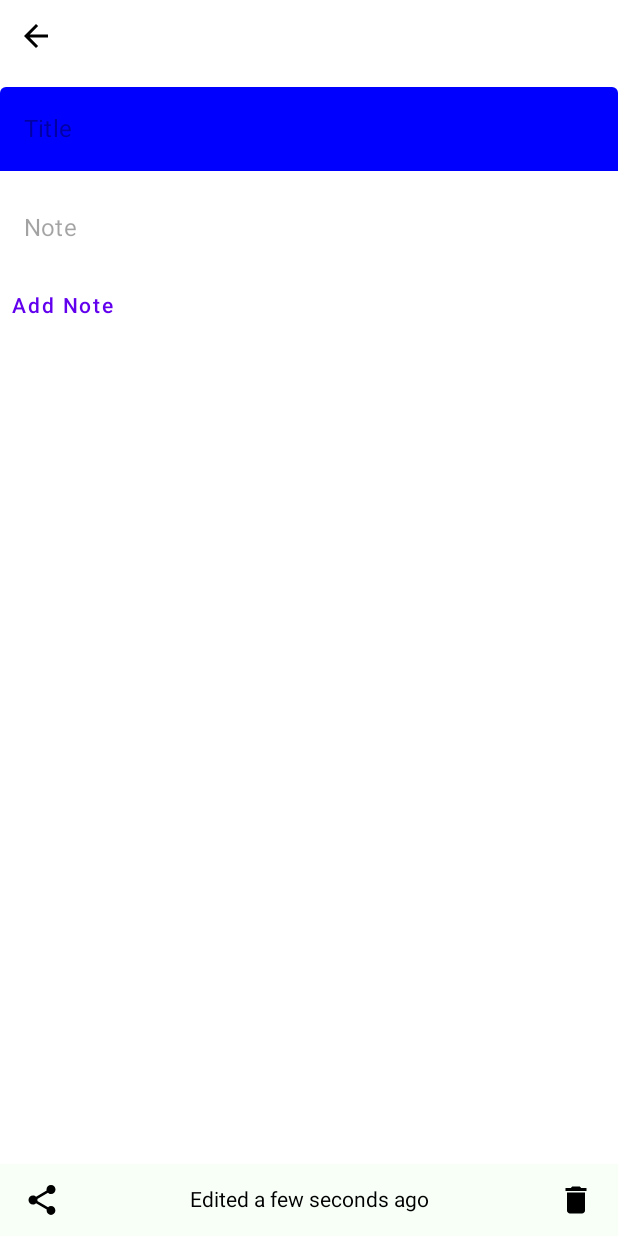
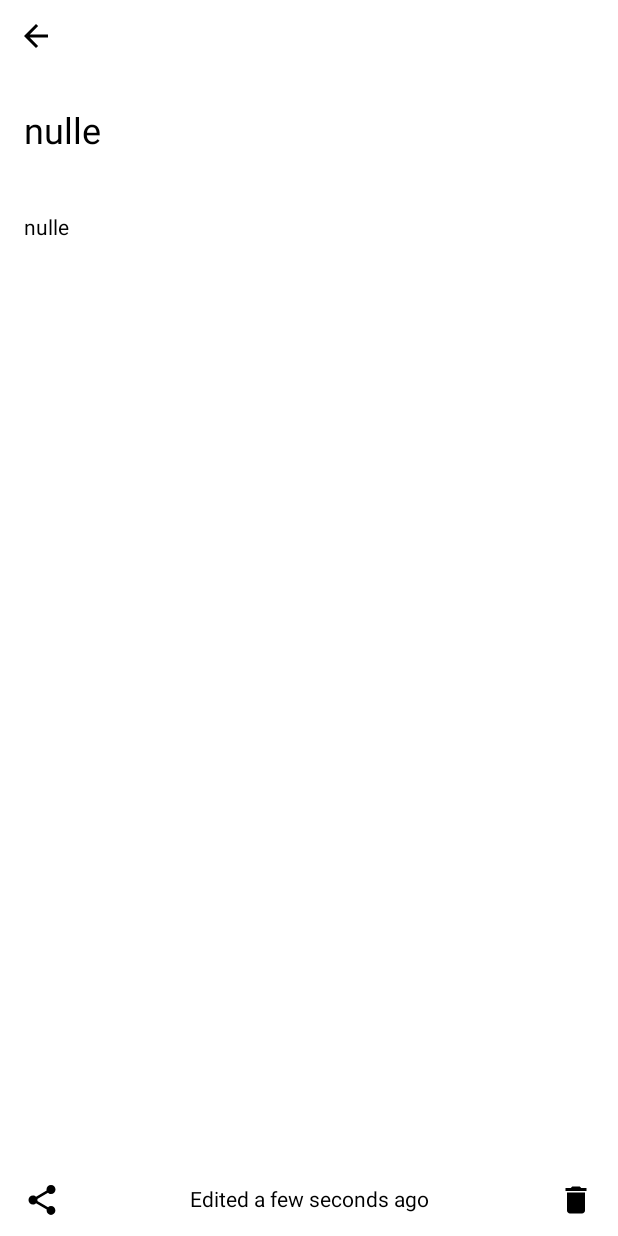
Before and after one commit to zhvk/kolor-notes, an Android app built with Jetpack Compose: the note_screen screen opened through its navigation route, on a phone screen of 412 x 824 dp. Run offline under Robolectric (Android 15) with nearby library versions, the phone set to English and light mode, and no system bars; our stand-ins replace Dagger/Hilt's generated code, Room's generated code.

Commit message:
database update; creating, deleting, editing notes now working;

```diff
--- a/app/build.gradle
+++ b/app/build.gradle
@@ -79,6 +79,7 @@ dependencies {
     androidTestImplementation 'androidx.test.espresso:espresso-core:3.5.1'
     // ViewModel
     implementation "androidx.lifecycle:lifecycle-viewmodel-compose:2.5.1"
+    implementation "androidx.lifecycle:lifecycle-viewmodel-ktx:2.5.1"
     // Hilt
     implementation "com.google.dagger:hilt-android:$hilt_version"
     kapt("com.google.dagger:hilt-android-compiler:$hilt_version")
--- a/app/src/main/java/com/zhvk/kolornotes/data/network/NoteDao.kt
+++ b/app/src/main/java/com/zhvk/kolornotes/data/network/NoteDao.kt
@@ -9,7 +9,7 @@ import kotlinx.coroutines.flow.Flow
 interface NoteDao {
 
     @Query("SELECT * FROM $NOTES_TABLE WHERE id=:id")
-    fun findNoteById(id: Int): Flow<Note>
+    fun findNoteById(id: Long): Flow<Note>
 
     @Query("SELECT * FROM $NOTES_TABLE")
     fun getAllNotes(): Flow<List<Note>>
@@ -25,7 +25,7 @@ interface NoteDao {
 //    fun findByName(first: String, last: String): Note
 
     @Insert(onConflict = OnConflictStrategy.REPLACE)
-    fun insertNote(note: Note)
+    fun insertNote(note: Note) : Long
 
     @Update
     fun updateNote(note: Note)
--- a/app/src/main/java/com/zhvk/kolornotes/data/network/NoteDatabase.kt
+++ b/app/src/main/java/com/zhvk/kolornotes/data/network/NoteDatabase.kt
@@ -4,7 +4,7 @@ import androidx.room.Database
 import androidx.room.RoomDatabase
 import com.zhvk.kolornotes.domain.model.Note
 
-@Database(entities = [Note::class], version = 1, exportSchema = false)
+@Database(entities = [Note::class], version = 2, exportSchema = false)
 abstract class NoteDatabase : RoomDatabase() {
 
     abstract fun noteDao(): NoteDao
--- a/app/src/main/java/com/zhvk/kolornotes/data/repository/NoteRepository.kt
+++ b/app/src/main/java/com/zhvk/kolornotes/data/repository/NoteRepository.kt
@@ -8,9 +8,9 @@ class NoteRepository(
 ) {
     fun getAllNotesFromRoom() = noteDao.getAllNotes()
 
-    fun getNoteFromRoom(id: Int) = noteDao.findNoteById(id)
+    fun getNoteFromRoom(id: Long) = noteDao.findNoteById(id)
 
-    fun addNoteToRoom(note: Note) = noteDao.insertNote(note)
+    fun addNoteToRoom(note: Note) : Long = noteDao.insertNote(note)
 
     fun updateNoteInRoom(note: Note) = noteDao.updateNote(note)
 
--- a/app/src/main/java/com/zhvk/kolornotes/di/AppModule.kt
+++ b/app/src/main/java/com/zhvk/kolornotes/di/AppModule.kt
@@ -25,7 +25,7 @@ class AppModule {
         context,
         NoteDatabase::class.java,
         NOTES_DB
-    ).build()
+    ).fallbackToDestructiveMigration().build()
 
     /*@Provides
     fun provideNotesDatabase2(@ApplicationContext context : Context): NoteDatabase {
--- a/app/src/main/java/com/zhvk/kolornotes/domain/model/Note.kt
+++ b/app/src/main/java/com/zhvk/kolornotes/domain/model/Note.kt
@@ -8,11 +8,15 @@ import com.zhvk.kolornotes.core.Constants.Companion.NOTES_TABLE
 // Note UI State
 @Entity(tableName = NOTES_TABLE)
 data class Note(
-    @PrimaryKey(autoGenerate = true) val id: Int = 0,
-    @ColumnInfo(name = "note_title") var noteTitle: String? = null,
-    @ColumnInfo(name = "note_text") var noteBody: String? = null,
+    @PrimaryKey(autoGenerate = true) val id: Long = 0,
+    @ColumnInfo(name = "note_title") var noteTitle: String? = "nulle",
+    @ColumnInfo(name = "note_text") var noteBody: String? = "nulle",
     @ColumnInfo(name = "date_updated") var dateUpdated: String? = null,
+    @ColumnInfo(name = "color") var backgroundColor: NoteColor? = NoteColor.WHITE,
     @ColumnInfo(name = "image_path") var imagePath: String? = null,
-//    @ColumnInfo(name = "color") var backgroundColor: Color? = null,
     @ColumnInfo(name = "web_url") var webUrl: String? = null
 )
+
+enum class NoteColor() {
+    WHITE, PURPLE, RED, YELLOW, GREEN, BLUE
+}
--- a/app/src/main/java/com/zhvk/kolornotes/navigation/Navigation.kt
+++ b/app/src/main/java/com/zhvk/kolornotes/navigation/Navigation.kt
@@ -27,14 +27,14 @@ fun Navigation(
             route = Screen.NoteScreen.route + "?$NOTE_ID={noteId}",
             arguments = listOf(
                 navArgument(NOTE_ID) {
-                    type = NavType.IntType
+                    type = NavType.LongType
                     defaultValue = 0
                 }
             )
         ) { backStackEntry ->
             NoteScreen(
                 navController = navController,
-                noteId = backStackEntry.arguments?.getInt(NOTE_ID)
+                noteId = backStackEntry.arguments?.getLong(NOTE_ID)
             )
         }
     }
--- a/app/src/main/java/com/zhvk/kolornotes/presentation/MainActivity.kt
+++ b/app/src/main/java/com/zhvk/kolornotes/presentation/MainActivity.kt
@@ -14,10 +14,6 @@ class MainActivity : ComponentActivity() {
         setContent {
             val navHostController = rememberNavController()
             Navigation(navHostController)
-
-            /*val coroutineScope = CoroutineScope(Dispatchers.Main)
-            val database by lazy { NoteDatabase.getInstance(this, coroutineScope)}
-            val repository by lazy { NoteRepository(database.noteDao()) }*/
         }
 
     }
--- a/app/src/main/java/com/zhvk/kolornotes/presentation/note_screen/NoteScreen.kt
+++ b/app/src/main/java/com/zhvk/kolornotes/presentation/note_screen/NoteScreen.kt
@@ -1,5 +1,7 @@
 package com.zhvk.kolornotes.presentation.note_screen
 
+import android.content.Context
+import android.content.Intent
 import androidx.compose.foundation.background
 import androidx.compose.foundation.layout.*
 import androidx.compose.foundation.rememberScrollState
@@ -9,61 +11,74 @@ import androidx.compose.material.icons.Icons
 import androidx.compose.material.icons.filled.ArrowBack
 import androidx.compose.material.icons.filled.Delete
 import androidx.compose.material.icons.filled.Share
-import androidx.compose.runtime.*
+import androidx.compose.runtime.Composable
+import androidx.compose.runtime.LaunchedEffect
+import androidx.compose.runtime.collectAsState
 import androidx.compose.ui.Alignment
 import androidx.compose.ui.Modifier
 import androidx.compose.ui.draw.alpha
 import androidx.compose.ui.graphics.Color
-import androidx.compose.ui.res.colorResource
+import androidx.compose.ui.platform.LocalContext
 import androidx.compose.ui.res.stringResource
+import androidx.compose.ui.text.TextStyle
 import androidx.compose.ui.unit.dp
+import androidx.compose.ui.unit.sp
 import androidx.hilt.navigation.compose.hiltViewModel
 import androidx.navigation.NavController
 import com.zhvk.kolornotes.R
 import com.zhvk.kolornotes.domain.model.Note
+import com.zhvk.kolornotes.noteColorValue
 import com.zhvk.kolornotes.presentation.main_screen.NotesViewModel
 
 @Composable
 fun NoteScreen(
     navController: NavController,
     notesViewModel: NotesViewModel = hiltViewModel(),
-    noteId: Int?
+    noteId: Long?
 ) {
+    // Get Note State
+    if (noteId != null && noteId != 0L) // TODO: Test w/o this because noteId should always be passed
+        LaunchedEffect(Unit) {
+            notesViewModel.getNote(noteId)
+        }
+    val noteState = notesViewModel.note.collectAsState().value
+    val context = LocalContext.current
 
-    Box(modifier = Modifier.fillMaxSize(), contentAlignment = Alignment.BottomCenter) {
-        Column(
-            modifier = Modifier
-                .fillMaxSize()
-                .background(colorResource(id = R.color.white))
-        ) {
-            Toolbar(goBackAndSaveNote = {
-//                TODO: Save note
+    Box(
+        modifier = Modifier
+            .fillMaxSize()
+            .background(noteColorValue(noteState.backgroundColor)),
+        contentAlignment = Alignment.BottomCenter
+    ) {
+        Column(modifier = Modifier.fillMaxSize()) {
+            Toolbar(goBackAndSaveNote = { navController.navigateUp() })
+            NoteComposable(notesViewModel = notesViewModel, noteState = noteState)
+        }
+        QuickActionBarNoteScreen(
+            lastUpdateDate = noteState.dateUpdated,
+            shareNote = { shareNote(context, noteState) },
+            goBackAndDeleteNote = {
                 navController.navigateUp()
+                notesViewModel.deleteNote(noteState) // TODO: Why the f is this crashing?!
             })
+    }
+}
 
-            // TODO: Rade i 1. i 2. NoteComposable kako treba... E sad treba da nadjem resenje da mi
-            //  ne trebaju 2 funkcije nego jedna zato sto mi treba objekat Note-a i za Toolbar i za
-            //  QuickActionBar
-            if (noteId != null && noteId != 0) NoteComposable(navController, notesViewModel, noteId)
-            else NoteComposable(navController, notesViewModel)
-
-        }
-        QuickActionBarNoteScreen(null, {})
+fun shareNote(context: Context, note: Note) {
+    val sendIntent: Intent = Intent().apply {
+        action = Intent.ACTION_SEND
+        putExtra(Intent.EXTRA_TEXT, note.noteTitle + "\n" + note.noteBody)
+        type = "text/plain"
     }
+    val shareIntent = Intent.createChooser(sendIntent, null)
+    context.startActivity(shareIntent)
 }
 
 @Composable
 fun NoteComposable(
-    navController: NavController,
     notesViewModel: NotesViewModel,
-    noteId: Int
+    noteState: Note
 ) {
-    // Get Note State
-//    if (noteId != null && noteId != 0)
-    LaunchedEffect(Unit) {
-        notesViewModel.getNote(noteId)
-    }
-    val noteState = notesViewModel.note.collectAsState().value
 
     // Note UI
     Column(
@@ -77,8 +92,9 @@ fun NoteComposable(
             modifier = Modifier
                 .fillMaxWidth()
                 .padding(0.dp, 10.dp),
-            value = noteState.noteTitle ?: "",
+            value = noteState.noteTitle!! /*noteState.noteTitle ?: ""*/,
             onValueChange = { notesViewModel.updateNote(noteState.copy(noteTitle = it)) },
+            textStyle = TextStyle.Default.copy(fontSize = 24.sp),
             placeholder = {
                 Box(
                     modifier = Modifier.fillMaxSize(),
@@ -86,14 +102,15 @@ fun NoteComposable(
                 ) {
                     Text(
                         modifier = Modifier.alpha(ContentAlpha.medium),
-                        text = stringResource(id = R.string.note_title_hint)
+                        text = stringResource(id = R.string.note_title_hint),
+                        fontSize = 24.sp
                     )
                 }
             },
             colors = TextFieldDefaults.textFieldColors(
 //                textColor = Color.Gray,
 //                disabledTextColor = Color.Transparent,
-                backgroundColor = Color.Blue,
+                backgroundColor = Color.Transparent,
                 focusedIndicatorColor = Color.Transparent,
                 unfocusedIndicatorColor = Color.Transparent,
                 disabledIndicatorColor = Color.Transparent
@@ -103,79 +120,8 @@ fun NoteComposable(
         // Note body
         TextField(
             modifier = Modifier.fillMaxSize(),
-            value = noteState.noteBody ?: "",
+            value = noteState.noteBody!! /*noteState.noteBody ?: ""*/,
             onValueChange = { notesViewModel.updateNote(noteState.copy(noteBody = it)) },
-            placeholder = {
-                Box(
-                    modifier = Modifier.fillMaxSize(),
-                    contentAlignment = Alignment.TopStart
-                ) {
-                    Text(
-                        modifier = Modifier.alpha(ContentAlpha.medium),
-                        text = stringResource(id = R.string.note_body_hint)
-                    )
-                }
-            },
-            colors = TextFieldDefaults.textFieldColors(
-//                textColor = Color.Gray,
-//                disabledTextColor = Color.Transparent,
-                backgroundColor = Color.Red,
-                focusedIndicatorColor = Color.Transparent,
-                unfocusedIndicatorColor = Color.Transparent,
-                disabledIndicatorColor = Color.Transparent
-            )
-        )
-    }
-}
-
-@Composable
-fun NoteComposable(
-    navController: NavController,
-    notesViewModel: NotesViewModel
-) {
-    val noteTitleInitialValue = remember { mutableStateOf("") }
-    val noteBodyInitialValue = remember { mutableStateOf("") }
-
-    // Note UI
-    Column(
-        modifier = Modifier
-            .fillMaxSize()
-            .verticalScroll(rememberScrollState())
-    ) {
-
-        // Note title
-        TextField(
-            modifier = Modifier
-                .fillMaxWidth()
-                .padding(0.dp, 10.dp),
-            value = noteTitleInitialValue.value,
-            onValueChange = { noteTitleInitialValue.value = it },
-            placeholder = {
-                Box(
-                    modifier = Modifier.fillMaxSize(),
-                    contentAlignment = Alignment.CenterStart
-                ) {
-                    Text(
-                        modifier = Modifier.alpha(ContentAlpha.medium),
-                        text = stringResource(id = R.string.note_title_hint)
-                    )
-                }
-            },
-            colors = TextFieldDefaults.textFieldColors(
-//                textColor = Color.Gray,
-//                disabledTextColor = Color.Transparent,
-                backgroundColor = Color.Blue,
-                focusedIndicatorColor = Color.Transparent,
-                unfocusedIndicatorColor = Color.Transparent,
-                disabledIndicatorColor = Color.Transparent
-            )
-        )
-
-        // Note body
-        TextField(
-            modifier = Modifier.fillMaxSize(),
-            value = noteBodyInitialValue.value,
-            onValueChange = { noteBodyInitialValue.value = it },
             placeholder = {
                 Box(
                     modifier = Modifier.fillMaxSize(),
@@ -196,21 +142,6 @@ fun NoteComposable(
                 disabledIndicatorColor = Color.Transparent
             )
         )
-
-        TextButton(
-            onClick = {
-                val note = Note(
-                    id = 0,
-                    noteTitle = noteTitleInitialValue.value,
-                    noteBody = noteBodyInitialValue.value
-                )
-                notesViewModel.addNote(note)
-            }
-        ) {
-            Text(
-                text = "Add Note"
-            )
-        }
     }
 }
 
@@ -236,22 +167,22 @@ fun Toolbar(
 @Composable
 fun QuickActionBarNoteScreen(
     lastUpdateDate: String?,
-    goBackAndSaveNote: () -> Unit
+    shareNote: () -> Unit,
+    goBackAndDeleteNote: () -> Unit
 ) {
     val dateInString = lastUpdateDate ?: "a few seconds ago"
     Row(
         modifier = Modifier
             .fillMaxWidth()
-            .height(48.dp)
-            .background(colorResource(id = R.color.mint_cream)),
+            .height(48.dp),
         horizontalArrangement = Arrangement.SpaceBetween,
         verticalAlignment = Alignment.CenterVertically
     ) {
-        IconButton(modifier = Modifier.padding(4.dp, 0.dp), onClick = {/* TODO */ }) {
+        IconButton(modifier = Modifier.padding(4.dp, 0.dp), onClick = shareNote) {
             Icon(imageVector = Icons.Default.Share, contentDescription = "")
         }
         Text(modifier = Modifier.padding(4.dp, 0.dp), text = "Edited $dateInString")
-        IconButton(modifier = Modifier.padding(4.dp, 0.dp), onClick = goBackAndSaveNote) {
+        IconButton(modifier = Modifier.padding(4.dp, 0.dp), onClick = goBackAndDeleteNote) {
             Icon(imageVector = Icons.Default.Delete, contentDescription = "")
         }
     }
--- a/app/src/main/res/values/colors.xml
+++ b/app/src/main/res/values/colors.xml
@@ -15,6 +15,7 @@
     <color name="bittersweet">#FF6B6B</color>
     <color name="yellow_crayola">#FFE66D</color>
     <color name="alice_blue">#E4EEF1</color>
+    <color name="cultured">#F5F5F5</color>
 
     <!-- Pastel colors -->
     <color name="pastel_purple">#E8DFF5</color>
```
Also changed, not shown: app/src/main/java/com/zhvk/kolornotes/presentation/main_screen/MainScreen.kt (+48 -9 lines), app/src/main/java/com/zhvk/kolornotes/presentation/main_screen/NotesViewModel.kt (+19 -7 lines), app/src/main/java/com/zhvk/kolornotes/utils/Utils.kt (+59 -38 lines).
